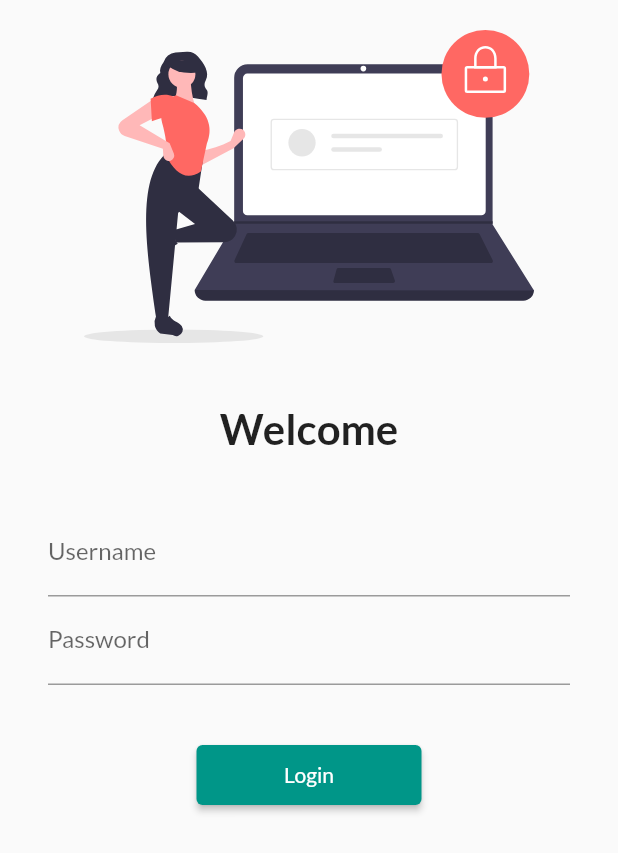
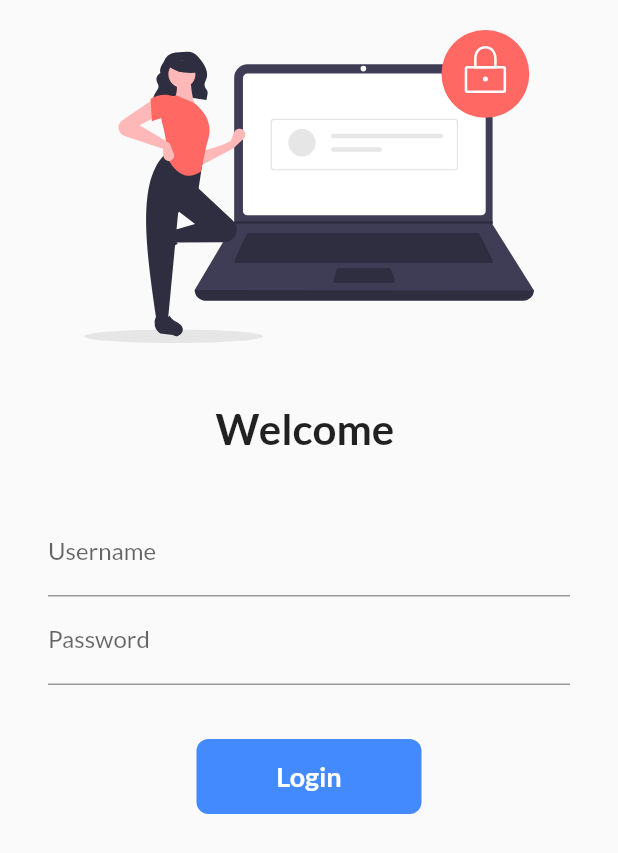
Before and after one commit to mrvyas417/Learn-Flutter, a Flutter app: the screen it shows after launch, on a phone screen of 412 x 824 dp. Shown: the top 853 px of the screen. Run offline on Flutter 3.47's test engine with Material 2 defaults, Android fonts, the phone set to English and light mode, and no system bars; our stand-ins replace flutter_svg, google_fonts.

Commit message:
day 6 completed

```diff
--- a/lib/Screens/login_screen.dart
+++ b/lib/Screens/login_screen.dart
@@ -4,9 +4,16 @@ import 'package:flutter/material.dart';
 import 'package:flutter_learn/utils/routes.dart';
 import 'package:flutter_svg/flutter_svg.dart';
 
-class Login extends StatelessWidget {
+class Login extends StatefulWidget {
   const Login({Key? key}) : super(key: key);
 
+  @override
+  State<Login> createState() => _LoginState();
+}
+
+class _LoginState extends State<Login> {
+  String name = "";
+  bool changeButton = false;
   @override
   Widget build(BuildContext context) {
     return Material(
@@ -25,7 +32,7 @@ class Login extends StatelessWidget {
             ),
             SizedBox(height: 20),
             Text(
-              "Welcome",
+              "Welcome $name",
               style: TextStyle(fontSize: 28, fontWeight: FontWeight.bold),
             ),
             SizedBox(height: 20),
@@ -34,6 +41,11 @@ class Login extends StatelessWidget {
               child: Column(
                 children: [
                   TextFormField(
+                    onChanged: (val) {
+                      setState(() {
+                        name = val;
+                      });
+                    },
                     decoration: InputDecoration(
                       hintText: "Enter Username",
                       labelText: "Username",
@@ -50,13 +62,47 @@ class Login extends StatelessWidget {
               ),
             ),
             SizedBox(height: 20),
-            ElevatedButton(
-              style: TextButton.styleFrom(minimumSize: Size(150, 40)),
-              onPressed: () {
+
+            InkWell(
+              onTap: () async {
+                setState(() {
+                  changeButton = true;
+                });
+                await Future.delayed(Duration(seconds: 1));
                 Navigator.pushNamed(context, MyRoutes.homeRoute);
               },
-              child: Text("Login"),
+              child: AnimatedContainer(
+                duration: Duration(seconds: 1),
+                decoration: BoxDecoration(
+                  // shape: changeButton ? BoxShape.circle : BoxShape.rectangle,
+                  color: Colors.blueAccent,
+                  borderRadius: BorderRadius.circular(changeButton ? 50 : 8),
+                ),
+                width: changeButton ? 50 : 150,
+                height: 50,
+                alignment: Alignment.center,
+                child: changeButton
+                    ? Icon(
+                        Icons.done,
+                        color: Colors.white,
+                      )
+                    : Text(
+                        "Login",
+                        style: TextStyle(
+                          color: Colors.white,
+                          fontSize: 18,
+                          fontWeight: FontWeight.bold,
+                        ),
+                      ),
+              ),
             )
+            // ElevatedButton(
+            //   style: TextButton.styleFrom(minimumSize: Size(150, 40)),
+            //   onPressed: () {
+            //     Navigator.pushNamed(context, MyRoutes.homeRoute);
+            //   },
+            //   child: Text("Login"),
+            // ),
           ],
         ),
       ),
```
